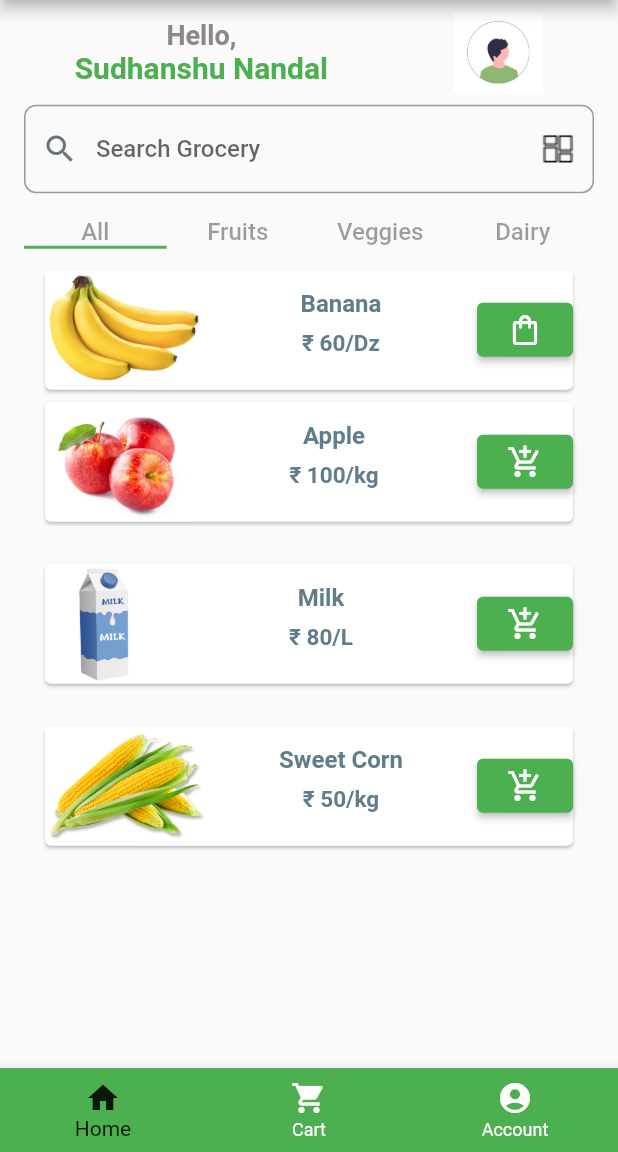
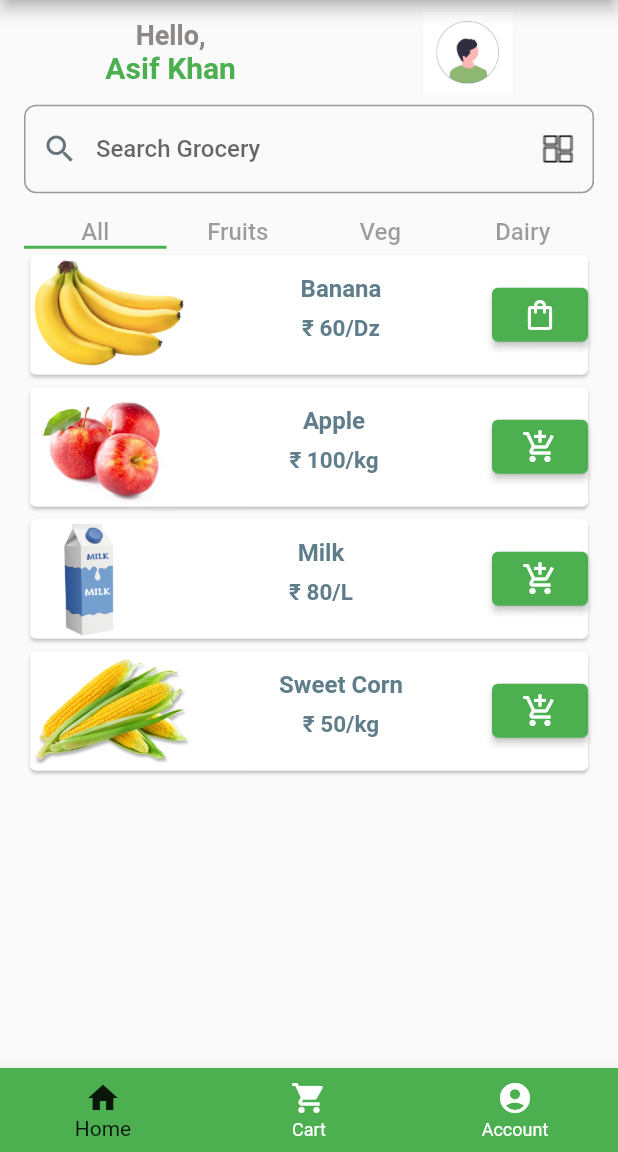
Before and after one commit to asif8585/my_grocery_app, a Flutter app: the screen it shows after launch, on a phone screen of 412 x 824 dp, the part 84-1236 px from its top. Run offline on Flutter 3.47's test engine with Material 2 defaults, Android fonts, the light colour scheme and no system bars; our stand-ins replace get, google_fonts, introduction_screen; Roboto replaces fonts that are missing (Ubuntu).

Commit message:
6th commit 22nov

```diff
--- a/lib/App_Screens/Home_Screen.dart
+++ b/lib/App_Screens/Home_Screen.dart
@@ -25,7 +25,7 @@ class Home_screen extends StatelessWidget {
                         fontWeight: FontWeight.w600),
                   ),
                   Text(
-                    "Sudhanshu Nandal",
+                    "Asif Khan",
                     style: GoogleFonts.aBeeZee(
                         color: Colors.green,
                         fontSize: 20,
--- a/lib/App_Screens/navBar/Bottom_NavBar.dart
+++ b/lib/App_Screens/navBar/Bottom_NavBar.dart
@@ -13,7 +13,7 @@ class Bottom_NavBar extends StatefulWidget {
 
 class _Bottom_NavBarState extends State<Bottom_NavBar> {
   int myIndex = 0;
-  static const List<Widget> _widgetOptions = <Widget>[
+  static List<Widget> _widgetOptions = <Widget>[
     SafeArea(child: Home_screen()),
     Cart_Page(),
     Profile_Page(),
--- a/lib/Pages/product_detail_page.dart
+++ b/lib/Pages/product_detail_page.dart
@@ -1,5 +1,6 @@
 import 'package:flutter/material.dart';
 import 'package:google_fonts/google_fonts.dart';
+import 'package:get/get.dart';
 
 class Product_Details extends StatefulWidget {
   Product_Details({Key? key}) : super(key: key);
@@ -25,7 +26,7 @@ class _Product_DetailsState extends State<Product_Details> {
                   padding: const EdgeInsets.all(8.0),
                   child: IconButton(
                     onPressed: () {
-                      Navigator.pop(context);
+                      Get.back();
                     },
                     icon: Icon(
                       Icons.arrow_back_ios_new_outlined,
@@ -37,7 +38,7 @@ class _Product_DetailsState extends State<Product_Details> {
                   padding: const EdgeInsets.all(10.0),
                   child: IconButton(
                     onPressed: () {},
-                    icon: Icon(Icons.share_outlined, color: Colors.green),
+                    icon: Icon(Icons.favorite_outline, color: Colors.green),
                   ),
                 )
               ],
--- a/lib/TabBars.dart/Vegie_tab.dart
+++ b/lib/TabBars.dart/Vegie_tab.dart
@@ -6,9 +6,7 @@ class vegitable_tab extends StatelessWidget {
 
   @override
   Widget build(BuildContext context) {
-    return Padding(
-      padding: const EdgeInsets.all(10.0),
-      child: Column(
+    return Column(
       children: [
         Card(
             child: Row(
@@ -42,12 +40,10 @@ class vegitable_tab extends StatelessWidget {
               ],
             ),
             ElevatedButton(
-                  onPressed: () {},
-                  child: Icon(Icons.add_shopping_cart_outlined))
+                onPressed: () {}, child: Icon(Icons.add_shopping_cart_outlined))
           ],
         ))
       ],
-      ),
     );
   }
 }
--- a/lib/TabBars.dart/dairy_tab.dart
+++ b/lib/TabBars.dart/dairy_tab.dart
@@ -6,9 +6,7 @@ class dairy_tab extends StatelessWidget {
 
   @override
   Widget build(BuildContext context) {
-    return Padding(
-      padding: const EdgeInsets.all(10.0),
-      child: Column(
+    return Column(
       children: [
         Card(
             child: Row(
@@ -42,12 +40,10 @@ class dairy_tab extends StatelessWidget {
               ],
             ),
             ElevatedButton(
-                  onPressed: () {},
-                  child: Icon(Icons.add_shopping_cart_outlined))
+                onPressed: () {}, child: Icon(Icons.add_shopping_cart_outlined))
           ],
         ))
       ],
-      ),
     );
   }
 }
--- a/lib/TabBars.dart/fruit_tab.dart
+++ b/lib/TabBars.dart/fruit_tab.dart
@@ -8,9 +8,7 @@ class fruit_tab extends StatelessWidget {
 
   @override
   Widget build(BuildContext context) {
-    return Padding(
-      padding: const EdgeInsets.all(10.0),
-      child: Column(
+    return Column(
       children: [
         Card(
             child: Row(
@@ -45,10 +43,11 @@ class fruit_tab extends StatelessWidget {
             ),
             ElevatedButton(
                 onPressed: () {
-                    Navigator.push(
-                        context,
-                        MaterialPageRoute(
-                            builder: (context) => Product_Details()));
+                  Get.toNamed("/product_detail_page");
+                  // Navigator.push(
+                  //     context,
+                  //     MaterialPageRoute(
+                  //         builder: (context) => Product_Details()));
                 },
                 child: Icon(Icons.shopping_bag_outlined))
           ],
@@ -88,12 +87,10 @@ class fruit_tab extends StatelessWidget {
               ],
             ),
             ElevatedButton(
-                  onPressed: () {},
-                  child: Icon(Icons.add_shopping_cart_outlined))
+                onPressed: () {}, child: Icon(Icons.add_shopping_cart_outlined))
           ],
         ))
       ],
-      ),
     );
   }
 }
--- a/lib/TabBars.dart/tab_bar_catagory.dart
+++ b/lib/TabBars.dart/tab_bar_catagory.dart
@@ -44,7 +44,7 @@ class _Catagory_TabsState extends State<Catagory_Tabs>
                     style: TextStyle(fontSize: 16, color: Colors.black38),
                   ),
                   Text(
-                    "Veggies",
+                    "Veg",
                     style: TextStyle(fontSize: 16, color: Colors.black38),
                   ),
                   Text(
--- a/lib/main.dart
+++ b/lib/main.dart
@@ -1,7 +1,13 @@
 import 'package:flutter/material.dart';
+import 'package:flutter/services.dart';
+import 'package:get/get_navigation/src/root/get_material_app.dart';
+import 'package:get/get_navigation/src/routes/get_route.dart';
+import 'package:get/get_navigation/src/routes/transitions_type.dart';
 import 'package:grocery_app_and_website/App_Screens/Home_Screen.dart';
 import 'package:google_fonts/google_fonts.dart';
 import 'package:grocery_app_and_website/App_Screens/navBar/Bottom_NavBar.dart';
+import 'package:grocery_app_and_website/Pages/product_detail_page.dart';
+import 'package:introduction_screen/introduction_screen.dart';
 
 void main() {
   runApp(const MyApp());
@@ -13,7 +19,17 @@ class MyApp extends StatelessWidget {
   // This widget is the root of your application.
   @override
   Widget build(BuildContext context) {
-    return MaterialApp(
+    // SystemChrome.setSystemUIOverlayStyle(
+    //     SystemUiOverlayStyle(statusBarColor: Colors.transparent));
+    return GetMaterialApp(
+      initialRoute: "/",
+      getPages: [
+        GetPage(name: "/", page: (() => MyApp())),
+        GetPage(
+            name: "/product_detail_page",
+            page: (() => Product_Details()),
+            transition: Transition.downToUp),
+      ],
       debugShowCheckedModeBanner: false,
       title: 'Flutter Demo',
       theme: ThemeData(
--- a/pubspec.yaml
+++ b/pubspec.yaml
@@ -37,6 +37,8 @@ dependencies:
   cupertino_icons: ^1.0.2
   google_fonts: ^3.0.1
   get: ^4.6.5
+  splashscreen: ^1.3.5
+  introduction_screen: ^3.0.2
 
 dev_dependencies:
   flutter_test:
```
Also changed, not shown: lib/Pages/cart_page.dart (+5 -2 lines), pubspec.lock. Lines whose indentation alone changed are shown as unchanged.
